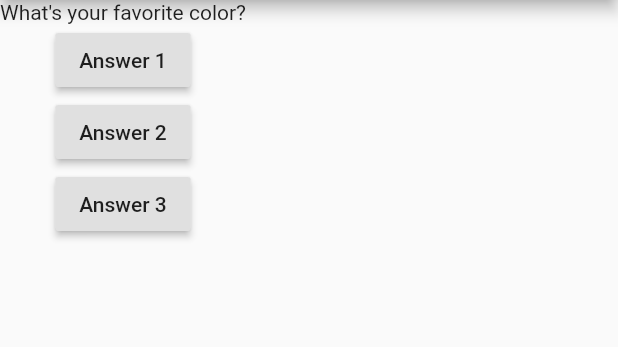
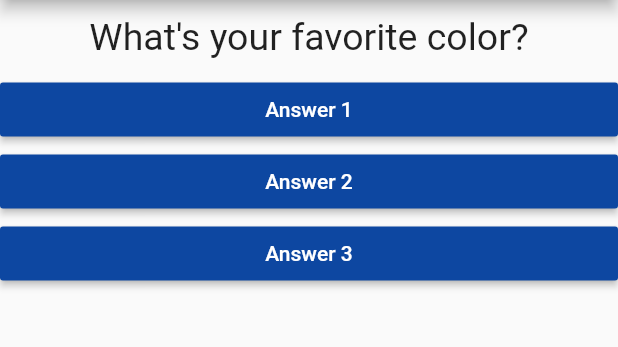
Before and after one commit to Punny2001/FlutterLearning, a Flutter app: the screen it shows after launch, on a phone screen of 412 x 824 dp, the part 84-431 px from its top. Run offline on Flutter 3.47's test engine with Material 2 defaults, Android fonts, the phone set to English and light mode, and no system bars.

Commit message:
updated 2/4/2022

```diff
--- /dev/null
+++ b/flutterfirstapp/lib/answer.dart
@@ -0,0 +1,21 @@
+import 'package:flutter/material.dart';
+
+class Answer extends StatelessWidget {
+  final VoidCallback selectHandler;
+  final int count;
+
+  Answer(this.selectHandler, this.count);
+
+  @override
+  Widget build(BuildContext context) {
+    return Container(
+      width: double.infinity,
+      child: RaisedButton(
+        color: Colors.blue.shade900,
+        textColor: Colors.white,
+        child: Text('Answer $count'),
+        onPressed: selectHandler,
+      ),
+    );
+  }
+}
--- a/flutterfirstapp/lib/main.dart
+++ b/flutterfirstapp/lib/main.dart
@@ -1,6 +1,7 @@
 import 'package:flutter/material.dart';
 
 import './question.dart';
+import './answer.dart';
 
 // void main() {
 //   runApp(MyApp());
@@ -11,7 +12,6 @@ void main() => runApp(MyApp());
 class MyApp extends StatefulWidget {
   @override
   State<StatefulWidget> createState() {
-    // TODO: implement createState
     return _MyAppState();
   }
 }
@@ -41,23 +41,12 @@ class _MyAppState extends State<MyApp> {
         ),
         body: Column(
           children: [
-            Text(
+            Question(
               question[_questionIndex],
             ),
-            RaisedButton(
-              child: Text('Answer 1'),
-              onPressed: _answerQuestion,
-            ),
-            RaisedButton(
-              child: Text('Answer 2'),
-              onPressed: () => print('Answer 2 is chosen!'),
-            ),
-            RaisedButton(
-                child: Text('Answer 3'),
-                onPressed: () {
-                  // ...
-                  print('Answer 3 is chosen!');
-                }),
+            Answer(_answerQuestion, 1),
+            Answer(_answerQuestion, 2),
+            Answer(_answerQuestion, 3),
           ],
         ),
       ),
--- a/flutterfirstapp/lib/question.dart
+++ b/flutterfirstapp/lib/question.dart
@@ -1,12 +1,20 @@
 import 'package:flutter/material.dart';
 
 class Question extends StatelessWidget {
-  String questionText;
+  final String questionText;
 
   Question(this.questionText);
 
   @override
   Widget build(BuildContext context) {
-    return Text(questionText);
+    return Container(
+      width: double.infinity,
+      margin: EdgeInsets.all(10),
+      child: Text(
+        questionText,
+        style: TextStyle(fontSize: 25),
+        textAlign: TextAlign.center,
+      ),
+    );
   }
 }
```
